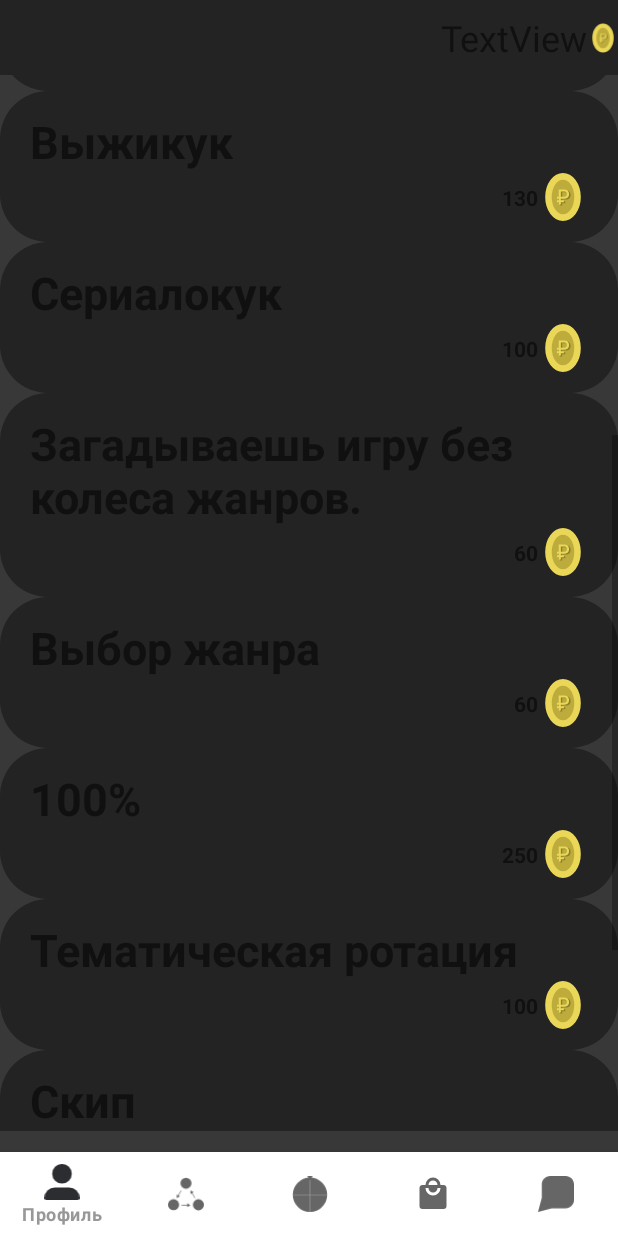
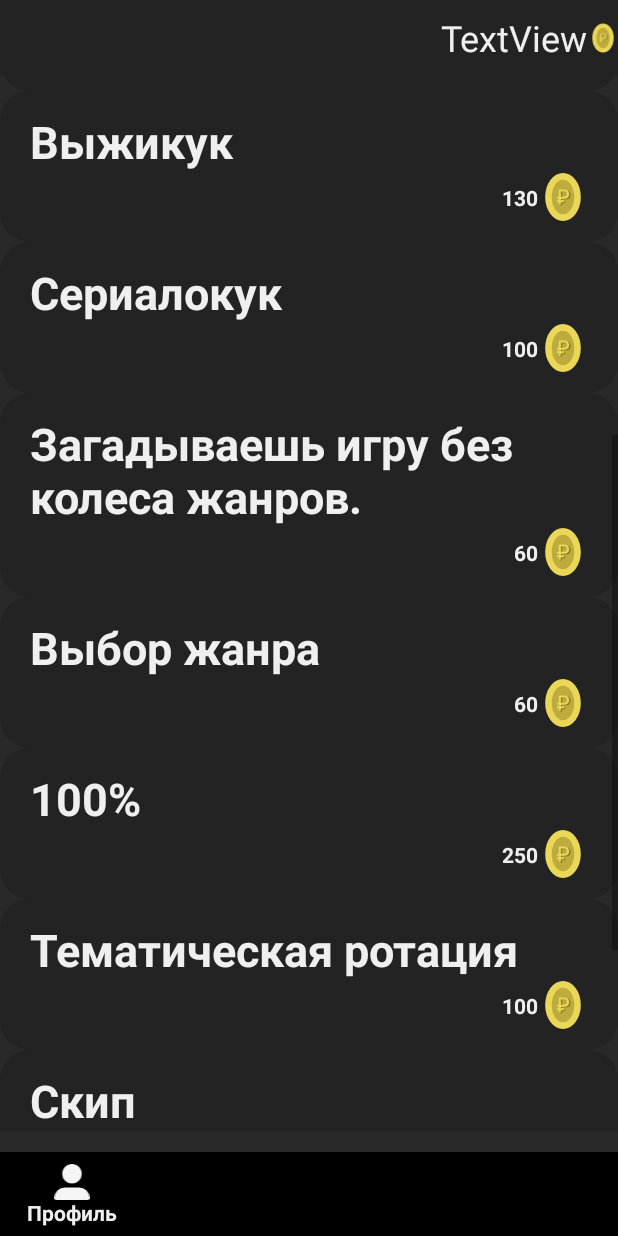
Before and after one commit to FORETTI6544/ChallengeVorot, an Android app: the shop screen opened through its navigation route, scrolled down 492 dp, on a phone screen of 412 x 824 dp. Run offline under Robolectric (Android 15) with nearby library versions, the phone set to English and light mode, and no system bars; our stand-ins replace Firebase (no records; nobody signed in at launch, a user with empty details on screens opened directly), Picasso, navigation-ui; pictures from the network do not load; 2 statements that could not run were skipped.

Commit message:
Buttons and backgrounds styles and collors

```diff
--- a/app/src/main/java/com/example/abchihba/WheelView.java
+++ b/app/src/main/java/com/example/abchihba/WheelView.java
@@ -82,7 +82,7 @@ public class WheelView extends View {
             canvas.drawArc(rect, startAngle, anglePerItem, true, paint);
 
             // Устанавливаем параметры для текста
-            paint.setColor(ContextCompat.getColor(getContext(), R.color.buy_text)); // Цвет текста
+            paint.setColor(ContextCompat.getColor(getContext(), R.color.secondaryText)); // Цвет текста
             paint.setTextSize(50);
             paint.setTypeface(Typeface.DEFAULT_BOLD);;
             paint.setTextAlign(Paint.Align.LEFT);
--- a/app/src/main/java/com/example/abchihba/ui/profile/profile.java
+++ b/app/src/main/java/com/example/abchihba/ui/profile/profile.java
@@ -75,7 +75,7 @@ public class profile extends Fragment {
                 done = new Button(getContext());
                 done.setId(View.generateViewId());
                 done.setText("Прошел");
-                done.setTextColor(ContextCompat.getColor(requireContext(), R.color.buy_text));
+                done.setTextColor(ContextCompat.getColor(requireContext(), R.color.secondaryText));
                 done.setTextSize(20);
                 done.setTypeface(null, Typeface.BOLD);
                 done.setBackgroundResource(R.drawable.proshol);
@@ -156,7 +156,7 @@ public class profile extends Fragment {
                 drop = new Button(getContext());
                 drop.setId(View.generateViewId());
                 drop.setText("ДРОПНУТЬ");
-                drop.setTextColor(ContextCompat.getColor(requireContext(), R.color.buy_text));
+                drop.setTextColor(ContextCompat.getColor(requireContext(), R.color.secondaryText));
                 drop.setTextSize(20);
                 drop.setTypeface(null, Typeface.BOLD);
                 drop.setBackgroundResource(R.drawable.dropnul);
--- a/app/src/main/java/com/example/abchihba/ui/shop/shop.java
+++ b/app/src/main/java/com/example/abchihba/ui/shop/shop.java
@@ -25,7 +25,6 @@ import android.widget.Toast;
 import com.example.abchihba.R;
 import com.example.abchihba.databinding.FragmentShopBinding;
 import com.example.abchihba.ui.Items;
-import com.example.abchihba.ui.Localusers;
 import com.example.abchihba.ui.Users;
 import com.example.abchihba.ui.ViewModel;
 import com.example.abchihba.ui.dialog.dialog_genre;
@@ -35,7 +34,6 @@ import com.example.abchihba.ui.dialog.dialog_theme;
 import com.google.firebase.firestore.FirebaseFirestore;
 
 import java.util.ArrayList;
-import java.util.Collections;
 import java.util.List;
 import java.util.Objects;
 
@@ -327,7 +325,7 @@ public class shop extends Fragment {
         Button buyBtn = new Button(getContext());
         buyBtn.setText("Купить");
         buyBtn.setTextSize(18);
-        buyBtn.setTextColor(ContextCompat.getColor(getContext(), R.color.buy_text));
+        buyBtn.setTextColor(ContextCompat.getColor(getContext(), R.color.secondaryText));
         buyBtn.setTypeface(null, Typeface.BOLD);
         buyBtn.setBackgroundResource(R.drawable.button_buy);
         buyBtn.setTextAlignment(View.TEXT_ALIGNMENT_CENTER);
--- /dev/null
+++ b/app/src/main/res/drawable/button_default.xml
@@ -0,0 +1,20 @@
+<?xml version="1.0" encoding="utf-8"?>
+<inset xmlns:android="http://schemas.android.com/apk/res/android">
+    <ripple android:color="@color/backgroundFrame">
+        <item>
+            <shape android:shape="rectangle">
+                <gradient
+                    android:startColor="@color/primary"
+                    android:endColor="@color/secondary"
+                    android:angle="-45"/>
+                <corners android:radius="8dp"/>
+                <padding
+                    android:top="10dp"
+                    android:right="15dp"
+                    android:bottom="10dp"
+                    android:left="15dp"/>
+
+            </shape>
+        </item>
+    </ripple>
+</inset>
--- a/app/src/main/res/drawable/design_window.xml
+++ b/app/src/main/res/drawable/design_window.xml
@@ -1,6 +1,6 @@
 <?xml version="1.0" encoding="utf-8"?>
 <shape xmlns:android="http://schemas.android.com/apk/res/android">
     <solid android:color="@color/backgroundFrame"/>
-    <corners android:radius="32dp"/>
+    <corners android:radius="20dp"/>
     <padding android:left="10dp" android:top="10dp" android:right="10dp" android:bottom="10dp" />
 </shape>
--- a/app/src/main/res/layout/activity_main.xml
+++ b/app/src/main/res/layout/activity_main.xml
@@ -5,7 +5,7 @@
     android:id="@+id/container"
     android:layout_width="match_parent"
     android:layout_height="match_parent"
-    android:background="@color/background">
+    android:background="@color/backgroundPrimary">
 
     <com.google.android.material.bottomnavigation.BottomNavigationView
         android:id="@+id/nav_view"
--- a/app/src/main/res/layout/activity_signin.xml
+++ b/app/src/main/res/layout/activity_signin.xml
@@ -22,6 +22,8 @@
 
     <EditText
         android:id="@+id/emailin"
+        android:textColor="@color/text"
+        android:shadowColor="@color/text"
         android:layout_width="match_parent"
         android:layout_height="wrap_content"
         android:layout_marginLeft="50dp"
--- a/app/src/main/res/layout/dialog_enter_room.xml
+++ b/app/src/main/res/layout/dialog_enter_room.xml
@@ -38,6 +38,6 @@
         android:layout_margin="10dp"
         android:text="Войти"
         android:textStyle="bold"
-        android:textColor="@color/buy_text"/>
+        android:textColor="@color/secondaryText"/>
 
 </androidx.constraintlayout.widget.ConstraintLayout>
--- a/app/src/main/res/layout/dialog_genre.xml
+++ b/app/src/main/res/layout/dialog_genre.xml
@@ -39,7 +39,7 @@
         android:text="Выбрать"
         android:textStyle="bold"
         android:textSize="18dp"
-        android:textColor="@color/buy_text"
+        android:textColor="@color/secondaryText"
         android:background="@drawable/proshol"
         app:layout_constraintTop_toBottomOf="@id/editgenre"
         app:layout_constraintLeft_toLeftOf="parent"
--- a/app/src/main/res/layout/dialog_info.xml
+++ b/app/src/main/res/layout/dialog_info.xml
@@ -255,7 +255,7 @@
                 android:layout_width="150dp"
                 android:layout_height="wrap_content"
                 android:textSize="20sp"
-                android:textColor="@color/buy_text"
+                android:textColor="@color/secondaryText"
                 android:textStyle="bold"
                 android:background="@drawable/proshol"
                 android:text="ОК" />
--- a/app/src/main/res/layout/dialog_theme.xml
+++ b/app/src/main/res/layout/dialog_theme.xml
@@ -31,7 +31,7 @@
         android:id="@+id/editbtn"
         android:layout_width="200dp"
         android:layout_height="50dp"
-        android:textColor="@color/buy_text"
+        android:textColor="@color/secondaryText"
         android:textSize="24sp"
         android:textStyle="bold"
         android:text="Подтвердить"
--- a/app/src/main/res/layout/fragment_profile.xml
+++ b/app/src/main/res/layout/fragment_profile.xml
@@ -5,7 +5,7 @@
     android:layout_width="match_parent"
     android:layout_height="match_parent"
     tools:context=".ui.profile.profile"
-    android:background="@color/background"
+    android:background="@color/backgroundPrimary"
     android:id="@+id/container">
 
 
--- a/app/src/main/res/layout/fragment_rooms.xml
+++ b/app/src/main/res/layout/fragment_rooms.xml
@@ -5,7 +5,7 @@
     android:id="@+id/container"
     android:layout_width="match_parent"
     android:layout_height="match_parent"
-    android:background="@color/background"
+    android:background="@color/backgroundPrimary"
     tools:context=".ui.rooms.rooms">
 
     <Space
@@ -28,7 +28,7 @@
         android:background="@drawable/prohodit"
         android:text="Создать новую комнату"
         android:textStyle="bold"
-        android:textColor="@color/buy_text"/>
+        android:textColor="@color/secondaryText"/>
 
     <Button
         android:id="@+id/chooseRoom"
@@ -42,7 +42,7 @@
         android:background="@drawable/prohodit"
         android:text="Присоединиться к существующей комнате"
         android:textStyle="bold"
-        android:textColor="@color/buy_text"/>
+        android:textColor="@color/secondaryText"/>
     <Space
         android:id="@+id/spacerBot"
         android:layout_width="wrap_content"
--- a/app/src/main/res/layout/fragment_shop.xml
+++ b/app/src/main/res/layout/fragment_shop.xml
@@ -5,7 +5,7 @@
     android:layout_width="match_parent"
     android:layout_height="match_parent"
     tools:context=".ui.shop.shop"
-    android:background="@color/background">
+    android:background="@color/backgroundPrimary">
 
 
     <ScrollView
--- a/app/src/main/res/values-night/themes.xml
+++ b/app/src/main/res/values-night/themes.xml
@@ -1,10 +1,13 @@
 <resources xmlns:tools="http://schemas.android.com/tools">
     <!-- Base application theme. -->
-    <style name="Theme.Abchihba" parent="Theme.MaterialComponents.DayNight.NoActionBar">
-        <item name="colorPrimary">@color/primary</item>
-        <item name="colorSecondary">@color/secondary</item>
-        <item name="colorTertiary">@color/tertiary</item>
+    <style name="Theme.Abchihba" parent="Theme.AppCompat.DayNight.NoActionBar">
+
+        <item name="android:windowBackground">@color/backgroundPrimary</item>
         <item name="backgroundColor">@color/white</item>
-        <item name="background">@color/primary</item>
+        <item name="background">@color/white</item>
+        <item name="android:textColor">@color/text</item>
+        <item name="android:textColorHint">@color/secondaryText</item>
+        <item name="android:buttonStyle">@style/buttonStyle</item>
     </style>
+
 </resources>
--- a/app/src/main/res/values/colors.xml
+++ b/app/src/main/res/values/colors.xml
@@ -7,8 +7,8 @@
     <color name="primary">#FF2B2D30</color>
     <color name="secondary">#FF1E1F22</color>
     <color name="tertiary">#383838</color>
-    <color name="background">#383838</color>
+    <color name="backgroundPrimary">#292929</color>
     <color name="backgroundFrame">#232323</color>
-    <color name="text">#989898</color>
-    <color name="buy_text">#CFCFCF</color>
+    <color name="text">#EFEFEF</color>
+    <color name="secondaryText">#AFAFAF</color>
 </resources>
--- a/app/src/main/res/values/styles.xml
+++ b/app/src/main/res/values/styles.xml
@@ -15,7 +15,9 @@
         <item name="android:padding">5dp</item>
         <item name="cornerRadius">5dp</item>
         <item name="android:windowBackground">@android:color/transparent</item>
-
     </style>
 
+    <style name="buttonStyle" parent="Widget.AppCompat.Button">
+        <item name="android:background">@drawable/button_default</item>
+    </style>
 </resources>
--- a/app/src/main/res/values/themes.xml
+++ b/app/src/main/res/values/themes.xml
@@ -1,10 +1,10 @@
 <resources xmlns:tools="http://schemas.android.com/tools">
-    <!-- Base application theme. -->
-    <style name="Theme.Abchihba" parent="Theme.MaterialComponents.DayNight.NoActionBar">
-        <item name="colorPrimary">@color/primary</item>
-        <item name="colorSecondary">@color/secondary</item>
-        <item name="colorTertiary">@color/tertiary</item>
+    <!-- Theme.MaterialComponents.DayNight.NoActionBar -->
+    <style name="Theme.Abchihba" parent="Theme.AppCompat.DayNight.NoActionBar">
+
+        <item name="android:windowBackground">@color/white</item>
         <item name="backgroundColor">@color/white</item>
-        <item name="background">@color/primary</item>
+        <item name="background">@color/white</item>
+        <item name="android:textColor">@color/text</item>
     </style>
 </resources>
```
